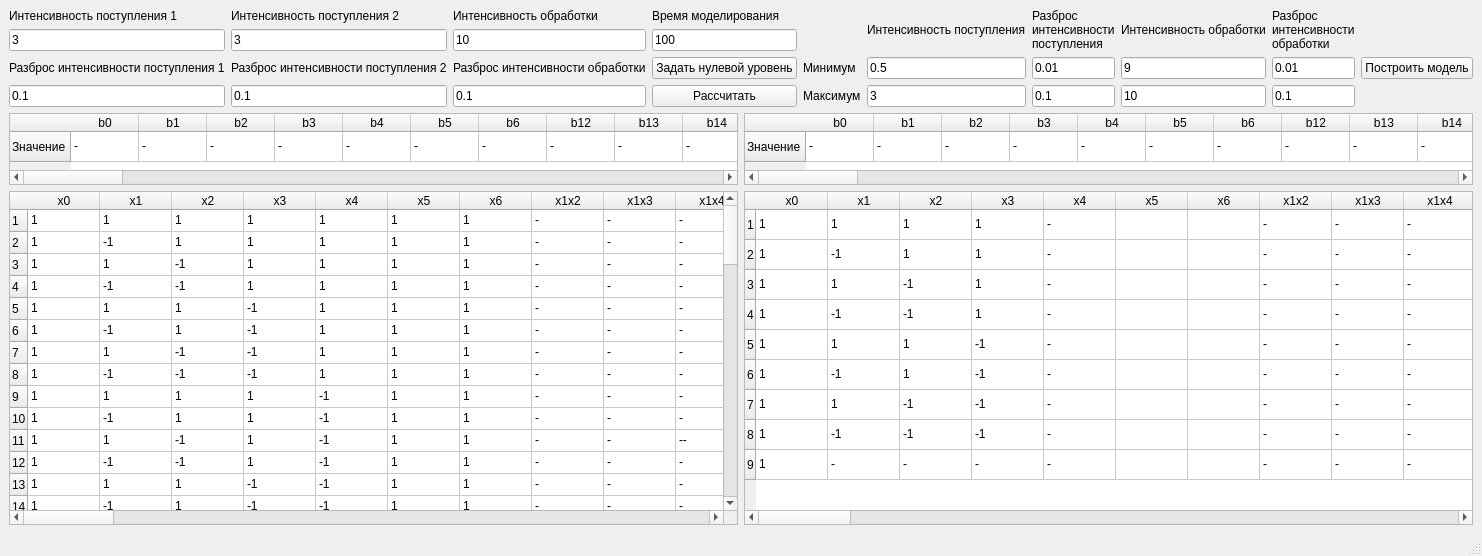
This is lab3/lab3.ui in OverldAndrey/8sem_experiment_planning as Qt 5 draws it before an edit. The edited form follows.
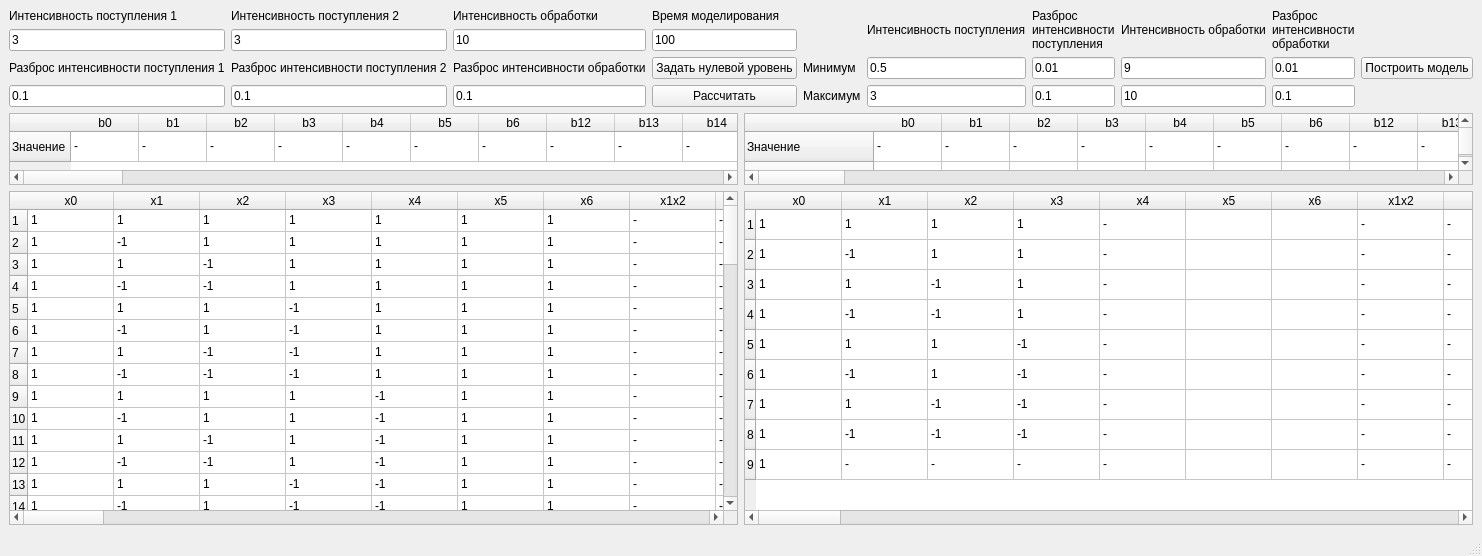
This is the edited form.

Commit message: tweak B coeffs

Patch:
```diff
--- a/lab3/lab3.ui
+++ b/lab3/lab3.ui
@@ -700,13 +700,13 @@
        <bool>true</bool>
       </attribute>
       <attribute name="horizontalHeaderDefaultSectionSize">
-       <number>72</number>
+       <number>86</number>
       </attribute>
       <attribute name="horizontalHeaderHighlightSections">
        <bool>true</bool>
       </attribute>
       <attribute name="horizontalHeaderMinimumSectionSize">
-       <number>72</number>
+       <number>86</number>
       </attribute>
       <attribute name="verticalHeaderCascadingSectionResizes">
        <bool>true</bool>
@@ -7785,6 +7785,11 @@
         <string>Значение</string>
        </property>
       </row>
+      <row>
+       <property name="text">
+        <string>Значение (линейное)</string>
+       </property>
+      </row>
       <column>
        <property name="text">
         <string>b0</string>
@@ -8425,6 +8430,326 @@
         <string>-</string>
        </property>
       </item>
+      <item row="1" column="0">
+       <property name="text">
+        <string>-</string>
+       </property>
+      </item>
+      <item row="1" column="1">
+       <property name="text">
+        <string>-</string>
+       </property>
+      </item>
+      <item row="1" column="2">
+       <property name="text">
+        <string>-</string>
+       </property>
+      </item>
+      <item row="1" column="3">
+       <property name="text">
+        <string>-</string>
+       </property>
+      </item>
+      <item row="1" column="4">
+       <property name="text">
+        <string>-</string>
+       </property>
+      </item>
+      <item row="1" column="5">
+       <property name="text">
+        <string>-</string>
+       </property>
+      </item>
+      <item row="1" column="6">
+       <property name="text">
+        <string>-</string>
+       </property>
+      </item>
+      <item row="1" column="7">
+       <property name="text">
+        <string>-</string>
+       </property>
+      </item>
+      <item row="1" column="8">
+       <property name="text">
+        <string>-</string>
+       </property>
+      </item>
+      <item row="1" column="9">
+       <property name="text">
+        <string>-</string>
+       </property>
+      </item>
+      <item row="1" column="10">
+       <property name="text">
+        <string>-</string>
+       </property>
+      </item>
+      <item row="1" column="11">
+       <property name="text">
+        <string>-</string>
+       </property>
+      </item>
+      <item row="1" column="12">
+       <property name="text">
+        <string>-</string>
+       </property>
+      </item>
+      <item row="1" column="13">
+       <property name="text">
+        <string>-</string>
+       </property>
+      </item>
+      <item row="1" column="14">
+       <property name="text">
+        <string>-</string>
+       </property>
+      </item>
+      <item row="1" column="15">
+       <property name="text">
+        <string>-</string>
+       </property>
+      </item>
+      <item row="1" column="16">
+       <property name="text">
+        <string>-</string>
+       </property>
+      </item>
+      <item row="1" column="17">
+       <property name="text">
+        <string>-</string>
+       </property>
+      </item>
+      <item row="1" column="18">
+       <property name="text">
+        <string>-</string>
+       </property>
+      </item>
+      <item row="1" column="19">
+       <property name="text">
+        <string>-</string>
+       </property>
+      </item>
+      <item row="1" column="20">
+       <property name="text">
+        <string>-</string>
+       </property>
+      </item>
+      <item row="1" column="21">
+       <property name="text">
+        <string>-</string>
+       </property>
+      </item>
+      <item row="1" column="22">
+       <property name="text">
+        <string>-</string>
+       </property>
+      </item>
+      <item row="1" column="23">
+       <property name="text">
+        <string>-</string>
+       </property>
+      </item>
+      <item row="1" column="24">
+       <property name="text">
+        <string>-</string>
+       </property>
+      </item>
+      <item row="1" column="25">
+       <property name="text">
+        <string>-</string>
+       </property>
+      </item>
+      <item row="1" column="26">
+       <property name="text">
+        <string>-</string>
+       </property>
+      </item>
+      <item row="1" column="27">
+       <property name="text">
+        <string>-</string>
+       </property>
+      </item>
+      <item row="1" column="28">
+       <property name="text">
+        <string>-</string>
+       </property>
+      </item>
+      <item row="1" column="29">
+       <property name="text">
+        <string>-</string>
+       </property>
+      </item>
+      <item row="1" column="30">
+       <property name="text">
+        <string>-</string>
+       </property>
+      </item>
+      <item row="1" column="31">
+       <property name="text">
+        <string>-</string>
+       </property>
+      </item>
+      <item row="1" column="32">
+       <property name="text">
+        <string>-</string>
+       </property>
+      </item>
+      <item row="1" column="33">
+       <property name="text">
+        <string>-</string>
+       </property>
+      </item>
+      <item row="1" column="34">
+       <property name="text">
+        <string>-</string>
+       </property>
+      </item>
+      <item row="1" column="35">
+       <property name="text">
+        <string>-</string>
+       </property>
+      </item>
+      <item row="1" column="36">
+       <property name="text">
+        <string>-</string>
+       </property>
+      </item>
+      <item row="1" column="37">
+       <property name="text">
+        <string>-</string>
+       </property>
+      </item>
+      <item row="1" column="38">
+       <property name="text">
+        <string>-</string>
+       </property>
+      </item>
+      <item row="1" column="39">
+       <property name="text">
+        <string>-</string>
+       </property>
+      </item>
+      <item row="1" column="40">
+       <property name="text">
+        <string>-</string>
+       </property>
+      </item>
+      <item row="1" column="41">
+       <property name="text">
+        <string>-</string>
+       </property>
+      </item>
+      <item row="1" column="42">
+       <property name="text">
+        <string>-</string>
+       </property>
+      </item>
+      <item row="1" column="43">
+       <property name="text">
+        <string>-</string>
+       </property>
+      </item>
+      <item row="1" column="44">
+       <property name="text">
+        <string>-</string>
+       </property>
+      </item>
+      <item row="1" column="45">
+       <property name="text">
+        <string>-</string>
+       </property>
+      </item>
+      <item row="1" column="46">
+       <property name="text">
+        <string>-</string>
+       </property>
+      </item>
+      <item row="1" column="47">
+       <property name="text">
+        <string>-</string>
+       </property>
+      </item>
+      <item row="1" column="48">
+       <property name="text">
+        <string>-</string>
+       </property>
+      </item>
+      <item row="1" column="49">
+       <property name="text">
+        <string>-</string>
+       </property>
+      </item>
+      <item row="1" column="50">
+       <property name="text">
+        <string>-</string>
+       </property>
+      </item>
+      <item row="1" column="51">
+       <property name="text">
+        <string>-</string>
+       </property>
+      </item>
+      <item row="1" column="52">
+       <property name="text">
+        <string>-</string>
+       </property>
+      </item>
+      <item row="1" column="53">
+       <property name="text">
+        <string>-</string>
+       </property>
+      </item>
+      <item row="1" column="54">
+       <property name="text">
+        <string>-</string>
+       </property>
+      </item>
+      <item row="1" column="55">
+       <property name="text">
+        <string>-</string>
+       </property>
+      </item>
+      <item row="1" column="56">
+       <property name="text">
+        <string>-</string>
+       </property>
+      </item>
+      <item row="1" column="57">
+       <property name="text">
+        <string>-</string>
+       </property>
+      </item>
+      <item row="1" column="58">
+       <property name="text">
+        <string>-</string>
+       </property>
+      </item>
+      <item row="1" column="59">
+       <property name="text">
+        <string>-</string>
+       </property>
+      </item>
+      <item row="1" column="60">
+       <property name="text">
+        <string>-</string>
+       </property>
+      </item>
+      <item row="1" column="61">
+       <property name="text">
+        <string>-</string>
+       </property>
+      </item>
+      <item row="1" column="62">
+       <property name="text">
+        <string>-</string>
+       </property>
+      </item>
+      <item row="1" column="63">
+       <property name="text">
+        <string>-</string>
+       </property>
+      </item>
      </widget>
     </item>
     <item row="0" column="0" colspan="2">
@@ -8674,10 +8999,10 @@
        </size>
       </property>
       <attribute name="horizontalHeaderDefaultSectionSize">
-       <number>72</number>
+       <number>86</number>
       </attribute>
       <attribute name="horizontalHeaderMinimumSectionSize">
-       <number>72</number>
+       <number>86</number>
       </attribute>
       <row>
        <property name="text">
```
The commit also changes 1 other file.
